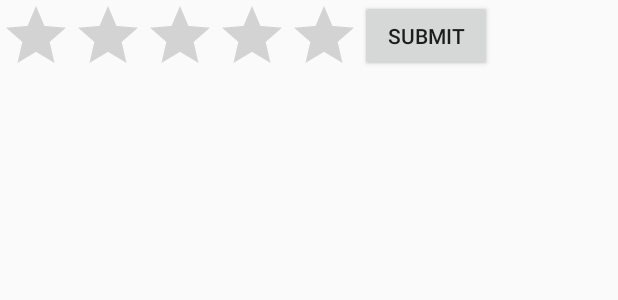
After one commit to tndnc/pandroid, an Android app: the layout popup_start_rating.xml on its own in the app's theme, with its tools: preview values and no code run, on a phone screen of 412 x 824 dp. The commit adds this screen. Shown: the top 300 px of the screen. Run offline under Robolectric (Android 15) with nearby library versions, the phone set to English and light mode, and no system bars.

Commit message:
UI_update for rating levels

```diff
--- a/equity/app/src/main/java/com/example/gualti/equity/GameActivity.java
+++ b/equity/app/src/main/java/com/example/gualti/equity/GameActivity.java
@@ -5,6 +5,7 @@ import android.content.DialogInterface;
 import android.content.Intent;
 import android.support.v7.app.AppCompatActivity;
 import android.os.Bundle;
+import android.view.LayoutInflater;
 
 public class GameActivity extends AppCompatActivity {
 
@@ -27,7 +28,9 @@ public class GameActivity extends AppCompatActivity {
     public void onWin() {
         if (app.getGameModel().endOfGame()) {
             AlertDialog.Builder myAlert = new AlertDialog.Builder(this);
-            myAlert.setMessage("You finished the level with "+ app.getGameModel().getNbmoves() +" moves in "+ app.getGameModel().getGameTime()+ " seconds")
+            LayoutInflater inflater = this.getLayoutInflater();
+            myAlert.setView(inflater.inflate(R.layout.popup_start_rating, null));
+            myAlert.setMessage("You finished the level with "+ app.getGameModel().getNbmoves() +" moves in "+ app.getGameModel().getGameTime()+ " seconds, please rate this level difficulty")
                     .setTitle("Level " + nextLevel + " Accomplished")
                     .setNeutralButton("Select Level", new DialogInterface.OnClickListener() {
                         @Override
--- /dev/null
+++ b/equity/app/src/main/res/layout/popup_start_rating.xml
@@ -0,0 +1,19 @@
+<?xml version="1.0" encoding="utf-8"?>
+<LinearLayout xmlns:android="http://schemas.android.com/apk/res/android"
+    android:orientation="horizontal" android:layout_width="match_parent"
+    android:layout_height="match_parent"
+    android:layout_gravity="center">
+
+    <RatingBar
+        android:id="@+id/ratingBar"
+        android:layout_width="wrap_content"
+        android:layout_height="wrap_content"
+        android:numStars="5"
+        android:stepSize="1.0" />
+
+    <Button
+        android:id="@+id/submit"
+        android:layout_width="wrap_content"
+        android:layout_height="wrap_content"
+        android:text="@string/submit" />
+</LinearLayout>
--- a/equity/app/src/main/res/values/strings.xml
+++ b/equity/app/src/main/res/values/strings.xml
@@ -6,4 +6,6 @@
     <string name="button_Reset">Reset</string>
     <string name="button_Back">Back</string>
     <string name="action_settings">Settings</string>
+    <string name="submit">Submit</string>
+
 </resources>
```
Also changed, not shown: equity/app/src/main/java/com/example/gualti/equity/GameView.java (+8 -6 lines).
